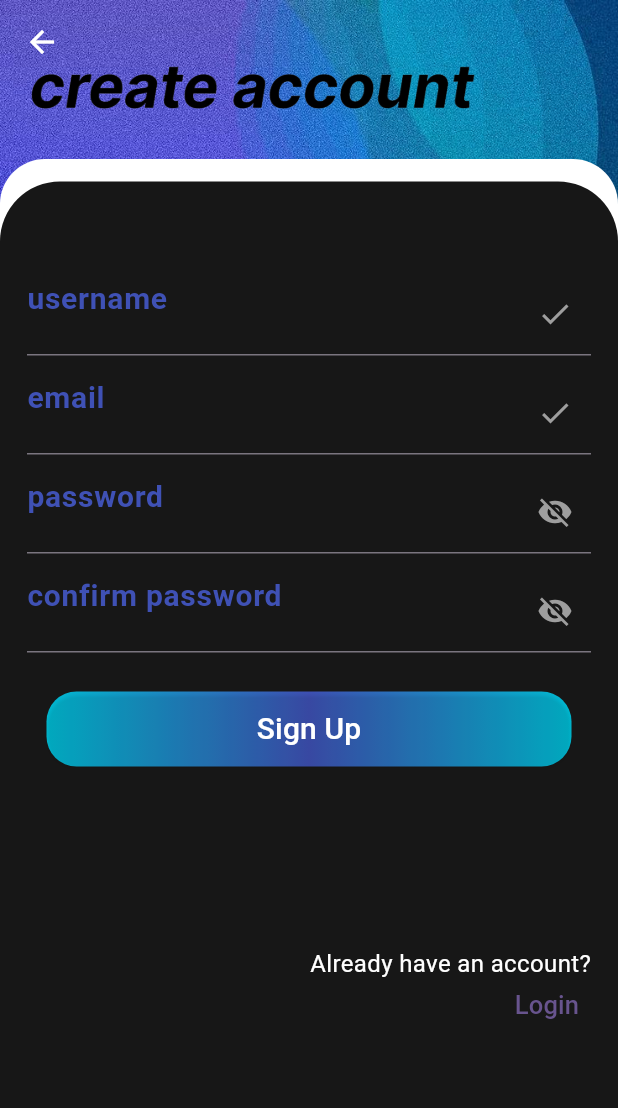
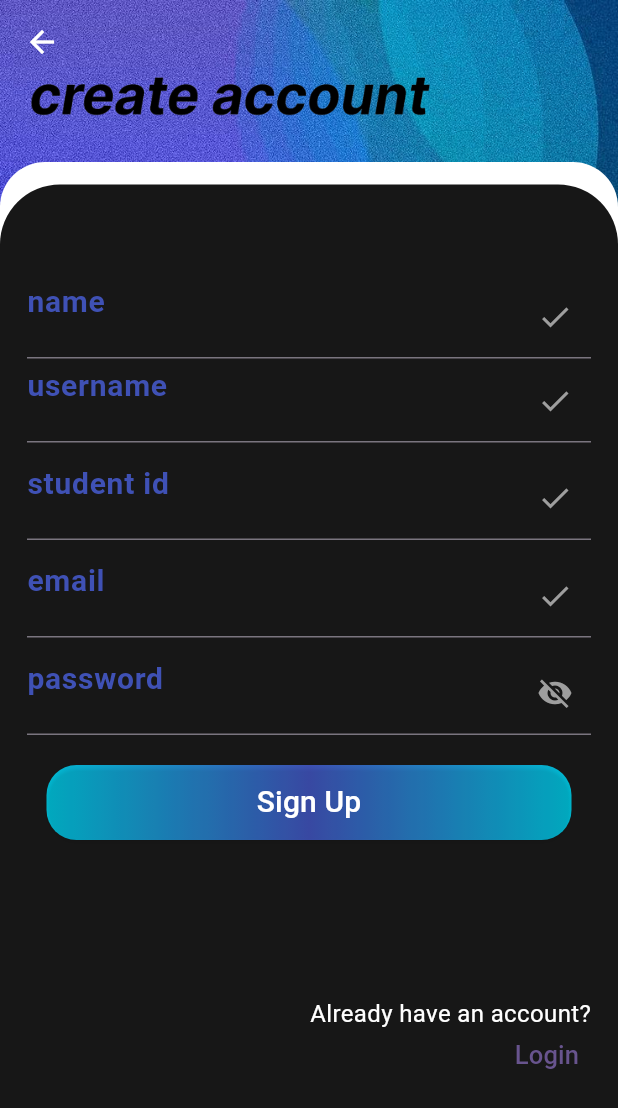
Before and after one commit to nforoutann/unisphere-management-app, a Flutter app: the SignUpScreen screen opened directly, on a phone screen of 412 x 824 dp. Shown: the top 1108 px of the screen. Run offline on Flutter 3.47's test engine with Material 3 defaults, Android fonts, the light colour scheme and no system bars.

Commit message:
feat: little changes applied on front, to look better

```diff
--- a/frontend/lib/screens/login-screen.dart
+++ b/frontend/lib/screens/login-screen.dart
@@ -1,4 +1,3 @@
-import 'package:flutter/cupertino.dart';
 import 'package:flutter/material.dart';
 import 'package:frontend/screens/signup-screen.dart';
 import 'package:frontend/widgets/custom-scaffold.dart';
@@ -23,14 +22,12 @@ class _LoginScreenState extends State<LoginScreen> {
     return CustomScaffold(
       child: Stack(
         children: [
-          Container(
-            child: Transform.translate(
-              offset: const Offset(0, -130),
-              child: Image.asset(
-                'assets/images/welcome.png',
-                height: 310,
-                width: 310,
-              ),
+          Transform.translate(
+            offset: const Offset(0, -130),
+            child: Image.asset(
+              'assets/images/welcome.png',
+              height: 310,
+              width: 310,
             ),
           ),
           Padding(
@@ -78,7 +75,7 @@ class _LoginScreenState extends State<LoginScreen> {
                         label: Transform.translate(
                           offset: const Offset(0, -10),
                           child: const Text(
-                            'username',
+                            'username or id',
                             style: TextStyle(
                               fontWeight: FontWeight.bold,
                               color: Colors.indigo,
--- a/frontend/lib/screens/signup-screen.dart
+++ b/frontend/lib/screens/signup-screen.dart
@@ -1,3 +1,4 @@
+import 'package:flutter/cupertino.dart';
 import 'package:flutter/material.dart';
 import 'package:frontend/screens/login-screen.dart';
 import 'package:frontend/widgets/custom-scaffold.dart';
@@ -14,7 +15,9 @@ class _SignUpScreenState extends State<SignUpScreen> {
   final TextEditingController _usernameController = TextEditingController();
   final TextEditingController _emailController = TextEditingController();
   final TextEditingController _passwordController = TextEditingController();
-  final TextEditingController _passwordConfirmController = TextEditingController();
+  final TextEditingController _nameController = TextEditingController();
+  final TextEditingController _idController = TextEditingController();
+
   bool _isPasswordVisible = false;
   bool _isPasswordVisibleConfirm = false;
 
@@ -26,16 +29,20 @@ class _SignUpScreenState extends State<SignUpScreen> {
     return CustomScaffold(
       child: Stack(
         children: [
+          if(!isKeyboardOpen)...{
             Transform.translate(
-            offset: const Offset(18, -145),
+              offset: const Offset(18, -137),
               child: Image.asset(
                 'assets/images/createAccount.png',
-              width: 300,
-              height: 300,
+                width: 270,
+                height: 295,
               ),
             ),
-          Padding(
-            padding: const EdgeInsets.only(top: 50),
+          },
+          Transform.translate(
+            offset: Offset(0, -8),
+            child: Padding(
+              padding: EdgeInsets.only(top: isKeyboardOpen ? 0 : 60),
               child: Container(
                 decoration: const BoxDecoration(
                   borderRadius: BorderRadius.only(
@@ -48,8 +55,9 @@ class _SignUpScreenState extends State<SignUpScreen> {
                 width: double.infinity,
               ),
             ),
+          ),
           Padding(
-            padding: const EdgeInsets.only(top: 65),
+            padding: EdgeInsets.only(top: isKeyboardOpen ? 7 : 67),
             child: Container(
               decoration: const BoxDecoration(
                 borderRadius: BorderRadius.only(
@@ -68,6 +76,29 @@ class _SignUpScreenState extends State<SignUpScreen> {
                     mainAxisAlignment: MainAxisAlignment.center,
                     children: [
                       SizedBox(height: isKeyboardOpen ? 20 : 60),
+                      TextField(
+                        style: const TextStyle(
+                          color: Colors.white,
+                        ),
+                        controller: _nameController,
+                        decoration: InputDecoration(
+                          suffixIcon: const Icon(
+                            Icons.check,
+                            color: Colors.grey,
+                          ),
+                          label: Transform.translate(
+                            offset: const Offset(0, -10),
+                            child: const Text(
+                              'name',
+                              style: TextStyle(
+                                fontWeight: FontWeight.bold,
+                                color: Colors.indigo,
+                                fontSize: 20,
+                              ),
+                            ),
+                          ),
+                        ),
+                      ),
                       TextField(
                         style: const TextStyle(
                           color: Colors.white,
@@ -91,7 +122,31 @@ class _SignUpScreenState extends State<SignUpScreen> {
                           ),
                         ),
                       ),
-                      const SizedBox(height: 10),
+                      const SizedBox(height: 9),
+                      TextField(
+                        style: const TextStyle(
+                          color: Colors.white,
+                        ),
+                        controller: _idController,
+                        decoration: InputDecoration(
+                          suffixIcon: const Icon(
+                            Icons.check,
+                            color: Colors.grey,
+                          ),
+                          label: Transform.translate(
+                            offset: const Offset(0, -10),
+                            child: const Text(
+                              'student id',
+                              style: TextStyle(
+                                fontWeight: FontWeight.bold,
+                                color: Colors.indigo,
+                                fontSize: 20,
+                              ),
+                            ),
+                          ),
+                        ),
+                      ),
+                      const SizedBox(height: 9),
                       TextField(
                         style: const TextStyle(
                           color: Colors.white,
@@ -115,7 +170,7 @@ class _SignUpScreenState extends State<SignUpScreen> {
                           ),
                         ),
                       ),
-                      const SizedBox(height: 10),
+                      const SizedBox(height: 9),
                       TextField(
                         style: const TextStyle(
                           color: Colors.white,
@@ -147,41 +202,9 @@ class _SignUpScreenState extends State<SignUpScreen> {
                           ),
                         ),
                       ),
-                      const SizedBox(height: 10),
-                      TextField(
-                        style: const TextStyle(
-                          color: Colors.white,
-                        ),
-                        controller: _passwordConfirmController,
-                        obscureText: !_isPasswordVisibleConfirm,
-                        decoration: InputDecoration(
-                          suffixIcon: IconButton(
-                            icon: Icon(
-                              _isPasswordVisibleConfirm ? Icons.visibility : Icons.visibility_off,
-                              color: Colors.grey,
-                            ),
-                            onPressed: () {
-                              setState(() {
-                                _isPasswordVisibleConfirm = !_isPasswordVisibleConfirm;
-                              });
-                            },
-                          ),
-                          label: Transform.translate(
-                            offset: const Offset(0, -10),
-                            child: const Text(
-                              'confirm password',
-                              style: TextStyle(
-                                fontWeight: FontWeight.bold,
-                                color: Colors.indigo,
-                                fontSize: 20,
-                              ),
-                            ),
-                          ),
-                        ),
-                      ),
-                      const SizedBox(height: 16),
+                      const SizedBox(height: 14),
                       Transform.translate(
-                        offset: const Offset(0, 10),
+                        offset: const Offset(0, 6),
                         child: MyElevatedButton(
                           onPressed: () {
                             // TODO: Implement login functionality
@@ -195,7 +218,7 @@ class _SignUpScreenState extends State<SignUpScreen> {
                           ),
                         ),
                       ),
-                      const SizedBox(height: 130),
+                      const SizedBox(height: 110),
                       if (!isKeyboardOpen) ...[
                         Align(
                           alignment: Alignment.bottomRight,
```
Lines whose indentation alone changed are shown as unchanged.
